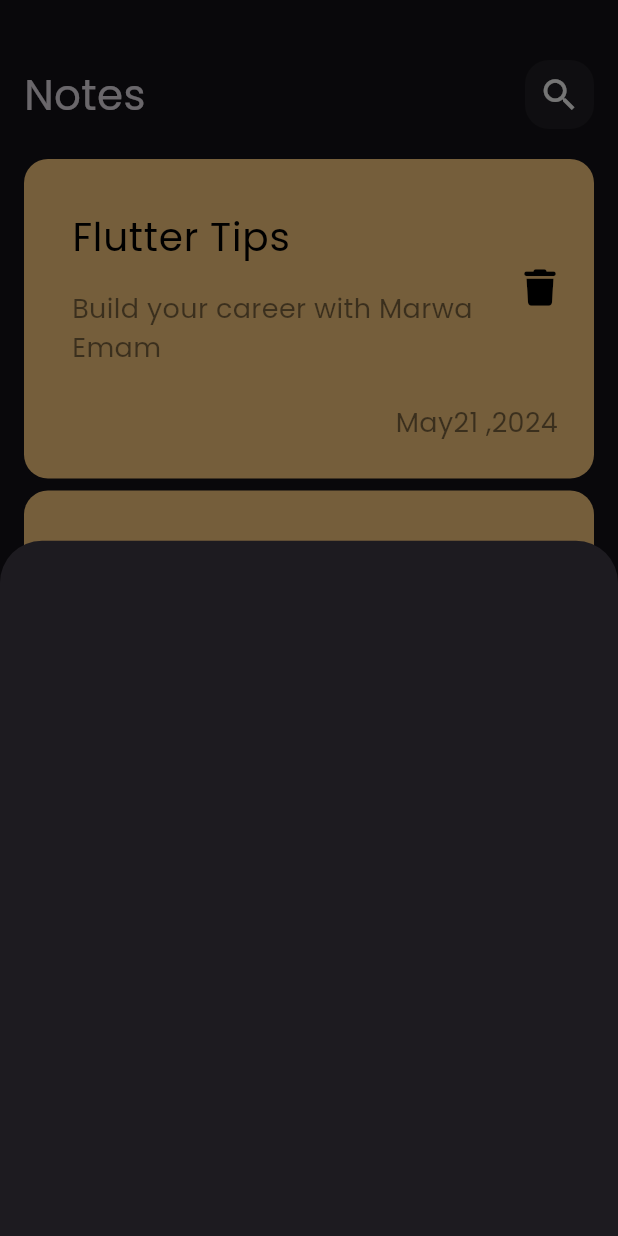
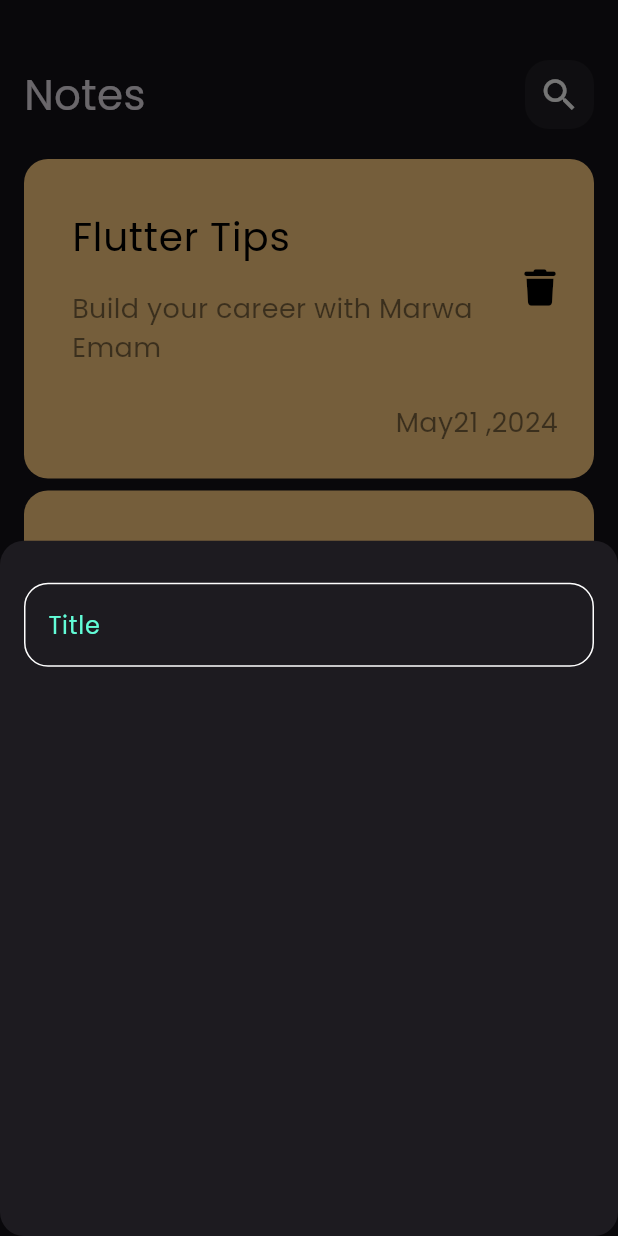
Before and after one commit to MAWA100/notes_app, a Flutter app: the screen it shows after launch, after a tap on the "add" icon, on a phone screen of 412 x 824 dp. Run offline on Flutter 3.47's test engine with Material 3 defaults, Android fonts, the phone set to English and light mode, and no system bars; our stand-ins replace font_awesome_flutter.

Commit message:
create custom text field

```diff
--- /dev/null
+++ b/lib/constants.dart
@@ -0,0 +1,3 @@
+import 'dart:ui';
+
+const kPrimaryColor=Color(0xff62FCD7);
--- a/lib/views/notes_view.dart
+++ b/lib/views/notes_view.dart
@@ -12,8 +12,11 @@ class NotesView extends StatelessWidget {
         onPressed: (){
           showModalBottomSheet(context: context, builder: (context){
             return const AddModalBottomSheet();
-          });
+          },shape: RoundedRectangleBorder(
+            borderRadius: BorderRadius.circular(16)
+          ));
         },
+
         child:const Icon(Icons.add),shape: CircleBorder(),),
       body: const NotesViewBody()
     );
--- a/lib/widgets/add_modal_bottom_sheet.dart
+++ b/lib/widgets/add_modal_bottom_sheet.dart
@@ -1,10 +1,19 @@
 import 'package:flutter/material.dart';
+import 'package:note_app/widgets/custom_text_field.dart';
 
 class AddModalBottomSheet extends StatelessWidget {
   const AddModalBottomSheet({super.key});
 
   @override
   Widget build(BuildContext context) {
-    return Container();
+    return const Padding(
+      padding: const EdgeInsets.symmetric(horizontal: 16),
+      child: Column(
+        children: [
+          SizedBox(height: 28,),
+          CustomTextField()
+        ],
+      ),
+    );
   }
 }
--- /dev/null
+++ b/lib/widgets/custom_text_field.dart
@@ -0,0 +1,26 @@
+import 'package:flutter/material.dart';
+import 'package:note_app/constants.dart';
+
+class CustomTextField extends StatelessWidget {
+  const CustomTextField({super.key});
+
+  @override
+  Widget build(BuildContext context) {
+    return  TextField(
+      cursorColor: kPrimaryColor,
+      decoration: InputDecoration(
+        hintText: 'Title',
+        hintStyle:const TextStyle(color: kPrimaryColor),
+        border: outLineBorder(),
+        enabledBorder: outLineBorder(),
+        focusedBorder: outLineBorder(kPrimaryColor)
+      ),
+    );
+  }
+
+  OutlineInputBorder outLineBorder([color]) {
+    return OutlineInputBorder(
+        borderSide: BorderSide(color:color?? Colors.white,),borderRadius: BorderRadius.circular(16)
+      );
+  }
+}
```
